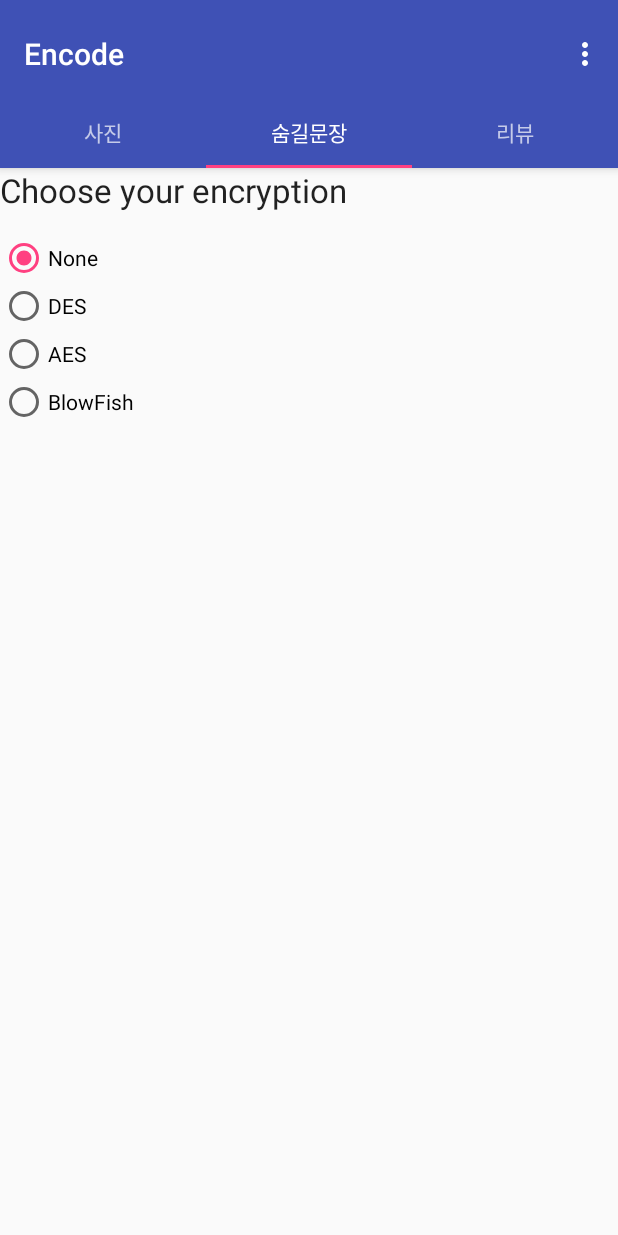
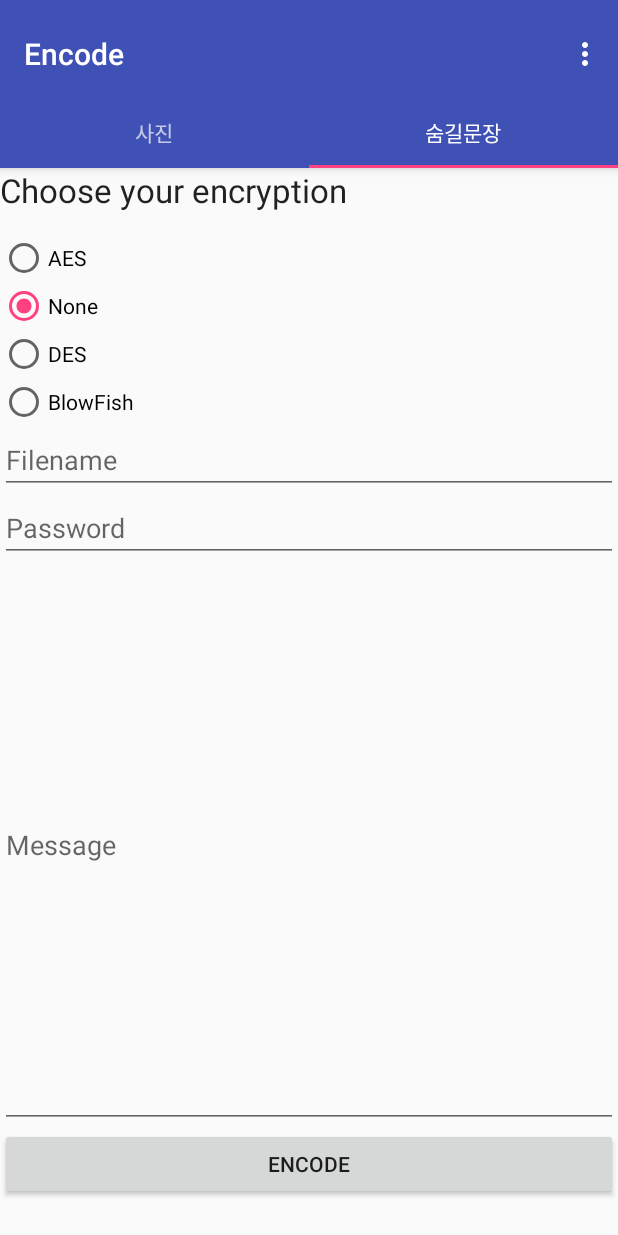
Before and after one commit to Spaqin/img-steganography-android, an Android app: the screen it shows after launch (Encode), tab 2 chosen, on a phone screen of 412 x 824 dp. Run offline under Robolectric (Android 15) with nearby library versions, the phone set to English and light mode, and no system bars.

Commit message:
3 Frag -> 2 Frag

```diff
--- a/app/src/main/java/com/example/wngud/stegano/Encode.java
+++ b/app/src/main/java/com/example/wngud/stegano/Encode.java
@@ -236,10 +236,6 @@ public class Encode extends AppCompatActivity {
                     fragment = new EncodeFragment2();
                     args= new Bundle();
                     break;
-                case 2:
-                    fragment = new EncodeFragment3();
-                    args= new Bundle();
-                    break;
 
             }return fragment;
         }
@@ -247,7 +243,7 @@ public class Encode extends AppCompatActivity {
         @Override
         public int getCount() {
             // Show 3 total pages.
-            return 3;
+            return 2;
         }
 
         @Override
@@ -257,8 +253,6 @@ public class Encode extends AppCompatActivity {
                     return "사진";
                 case 1:
                     return "숨길문장";
-                case 2:
-                    return "리뷰";
             }
             return null;
         }
--- a/app/src/main/java/com/example/wngud/stegano/EncodeFragment3.java
+++ /dev/null
@@ -1,32 +0,0 @@
-package com.example.wngud.stegano;
-
-
-import android.os.Bundle;
-import android.support.v4.app.Fragment;
-import android.view.LayoutInflater;
-import android.view.View;
-import android.view.ViewGroup;
-import android.widget.EditText;
-
-
-/**
- * A simple {@link Fragment} subclass.
- */
-public class EncodeFragment3 extends Fragment {
-
-
-
-    public EncodeFragment3() {
-        // Required empty public constructor
-    }
-
-
-    @Override
-    public View onCreateView(LayoutInflater inflater, ViewGroup container,
-                             Bundle savedInstanceState) {
-        // Inflate the layout for this fragment
-        return inflater.inflate(R.layout.fragment_encode_fragment3, container, false);
-    }
-
-
-}
--- a/app/src/main/res/layout/fragment_encode_fragment2.xml
+++ b/app/src/main/res/layout/fragment_encode_fragment2.xml
@@ -4,10 +4,18 @@
 
     <!-- TODO: Update blank fragment layout -->
 
+    <TextView
+        android:layout_width="wrap_content"
+        android:layout_height="wrap_content"
+        android:textAppearance="?android:attr/textAppearanceLarge"
+        android:text="@string/choose_encryption"
+        android:id="@+id/textView3"
+        android:layout_gravity="left|top" />
+
     <RelativeLayout
         android:layout_width="match_parent"
         android:layout_height="match_parent"
-        android:layout_gravity="center">
+        android:layout_gravity="right|bottom">
 
 
         <RadioGroup
@@ -16,7 +24,16 @@
             android:id="@+id/EncryptionGroup"
             android:layout_marginTop="44dp"
             android:layout_alignParentTop="true"
-            android:layout_alignParentStart="true">
+            android:layout_alignParentStart="true"
+            android:layout_alignParentEnd="true">
+
+            <RadioButton
+                android:layout_width="wrap_content"
+                android:layout_height="wrap_content"
+                android:text="AES"
+                android:id="@+id/AESRadio"
+                android:checked="false"
+                android:onClick="onClickAES" />
 
             <RadioButton
                 android:layout_width="wrap_content"
@@ -39,14 +56,6 @@
             <RadioButton
                 android:layout_width="wrap_content"
                 android:layout_height="wrap_content"
-                android:text="AES"
-                android:id="@+id/AESRadio"
-                android:checked="false"
-                android:onClick="onClickAES" />
-
-            <RadioButton
-                android:layout_width="wrap_content"
-                android:layout_height="wrap_content"
                 android:text="BlowFish"
                 android:id="@+id/BlowFishRadio"
                 android:checked="false"
@@ -54,14 +63,49 @@
 
         </RadioGroup>
 
+        <EditText
+            android:layout_width="wrap_content"
+            android:layout_height="wrap_content"
+            android:hint="@string/filename"
+            android:id="@+id/filenameField"
+            android:layout_below="@+id/EncryptionGroup"
+            android:layout_alignParentStart="true"
+            android:layout_alignParentEnd="true" />
+
+        <EditText
+            android:layout_width="wrap_content"
+            android:layout_height="wrap_content"
+            android:inputType="textPassword"
+            android:ems="10"
+            android:hint="@string/password"
+            android:id="@+id/passwdField"
+            android:layout_below="@+id/filenameField"
+            android:layout_alignParentEnd="true"
+            android:layout_alignParentStart="true" />
+
+        <EditText
+            android:layout_width="wrap_content"
+            android:layout_height="wrap_content"
+            android:inputType="textMultiLine"
+            android:ems="10"
+            android:id="@+id/editText6"
+            android:hint="@string/hint_message"
+            android:layout_alignParentStart="true"
+            android:layout_alignParentEnd="true"
+            android:layout_above="@+id/button3"
+            android:layout_below="@+id/passwdField" />
+
+        <Button
+            android:layout_width="wrap_content"
+            android:layout_height="wrap_content"
+            android:text="@string/encode_button"
+            android:onClick="onClickEncode"
+            android:id="@+id/button3"
+            android:layout_alignParentBottom="true"
+            android:layout_alignParentStart="true"
+            android:layout_marginBottom="80dp"
+            android:layout_alignParentEnd="true" />
+
 
     </RelativeLayout>
-
-    <TextView
-        android:layout_width="wrap_content"
-        android:layout_height="wrap_content"
-        android:textAppearance="?android:attr/textAppearanceLarge"
-        android:text="@string/choose_encryption"
-        android:id="@+id/textView3"
-        android:layout_gravity="left|top" />
 </FrameLayout>
```
Also changed, not shown: app/src/main/res/layout/fragment_encode_fragment3.xml (deleted, +0 -62 lines), 4 other files. Lines whose indentation alone changed are shown as unchanged.
